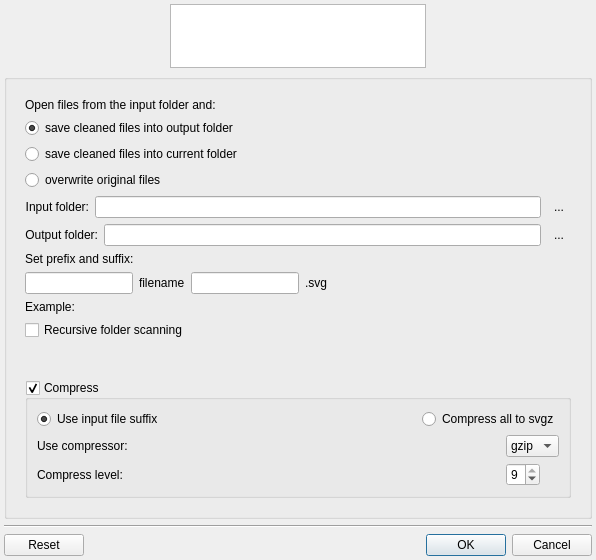
Above: src/wizarddialog.ui from RazrFalcon/svgcleaner before the change. Below: the same form after it.
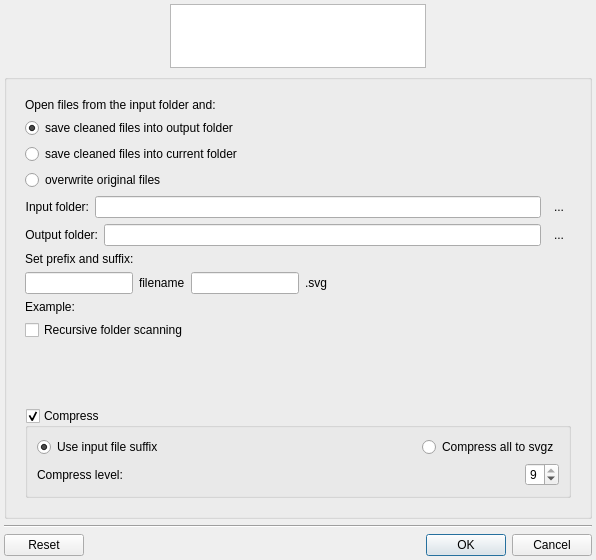
That is the form after the change. Custom widgets are drawn as their Qt base class.

Commit message: Added fixes for Windows port. Completely removed gzip dependence. Now only 7-Zip. Removed unneeded svg validation.

```diff
--- a/src/wizarddialog.ui
+++ b/src/wizarddialog.ui
@@ -61,34 +61,7 @@
             <layout class="QGridLayout" name="gridLayout_5">
              <item row="1" column="0" colspan="3">
               <layout class="QGridLayout" name="gridLayout_6">
-               <item row="0" column="0">
-                <widget class="QLabel" name="label_8">
-                 <property name="sizePolicy">
-                  <sizepolicy hsizetype="MinimumExpanding" vsizetype="Preferred">
-                   <horstretch>0</horstretch>
-                   <verstretch>0</verstretch>
-                  </sizepolicy>
-                 </property>
-                 <property name="text">
-                  <string>Use compressor:</string>
-                 </property>
-                </widget>
-               </item>
                <item row="0" column="1">
-                <widget class="QComboBox" name="cmbBoxCompressor">
-                 <item>
-                  <property name="text">
-                   <string notr="true">gzip</string>
-                  </property>
-                 </item>
-                 <item>
-                  <property name="text">
-                   <string notr="true">7z</string>
-                  </property>
-                 </item>
-                </widget>
-               </item>
-               <item row="1" column="1">
                 <widget class="QSpinBox" name="spinBoxCompress">
                  <property name="sizePolicy">
                   <sizepolicy hsizetype="Fixed" vsizetype="Fixed">
@@ -107,7 +80,7 @@
                  </property>
                 </widget>
                </item>
-               <item row="1" column="0">
+               <item row="0" column="0">
                 <widget class="QLabel" name="label_6">
                  <property name="sizePolicy">
                   <sizepolicy hsizetype="MinimumExpanding" vsizetype="Preferred">
```
Left out of the diff: 4 changed lines with no effect on the pictures. The commit also changes 24 other files.
